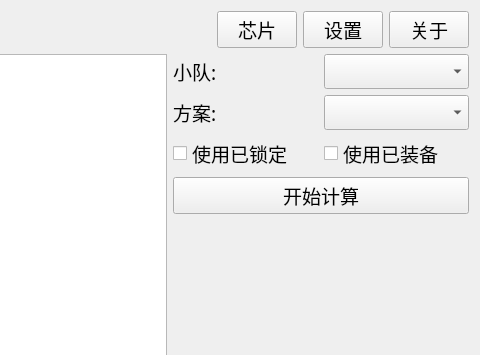
Qt form CodeX/CodeX.ui (xxzl0130/CodeX) before a commit; both pictures show x 584 to 1064 and y 0 to 355 of the 1064 by 695 pixel window.
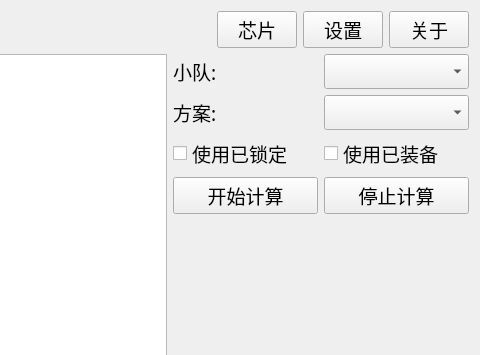
The same form after that commit. Custom widgets are drawn as their Qt base class.

Commit message: 添加停止按钮，修复BGM问题

Diff of the .ui file:
```diff
--- a/CodeX/CodeX.ui
+++ b/CodeX/CodeX.ui
@@ -78,13 +78,20 @@
           </property>
          </widget>
         </item>
-        <item row="3" column="0" colspan="2">
+        <item row="3" column="0">
          <widget class="QPushButton" name="solveButton">
           <property name="text">
            <string>开始计算</string>
           </property>
          </widget>
         </item>
+        <item row="3" column="1">
+         <widget class="QPushButton" name="stopPushButton">
+          <property name="text">
+           <string>停止计算</string>
+          </property>
+         </widget>
+        </item>
        </layout>
       </item>
       <item>
```
The commit also changes 4 other files.
